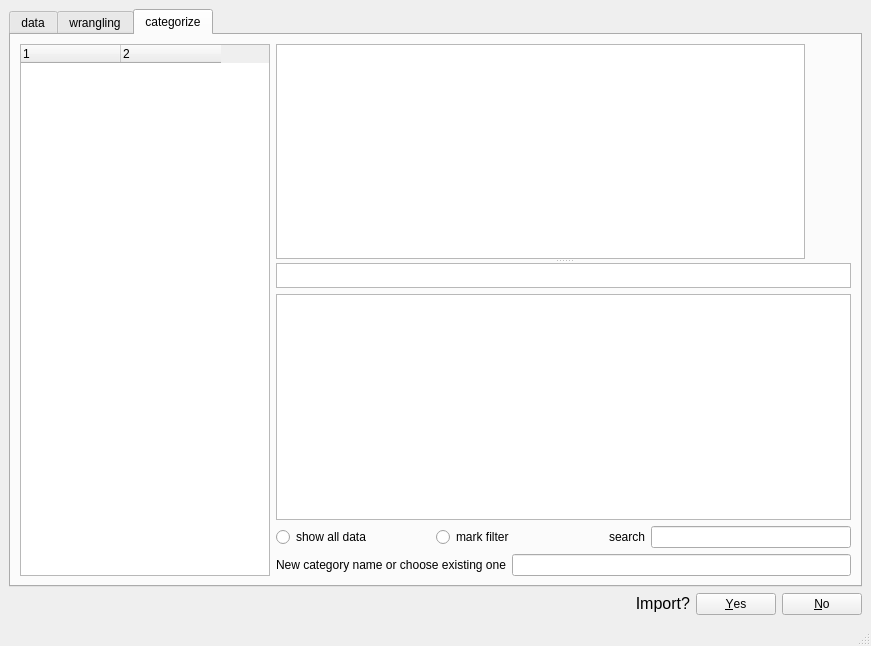
Old version of the form qt_gui/main_window.ui in the repository zielaskowski/banking.
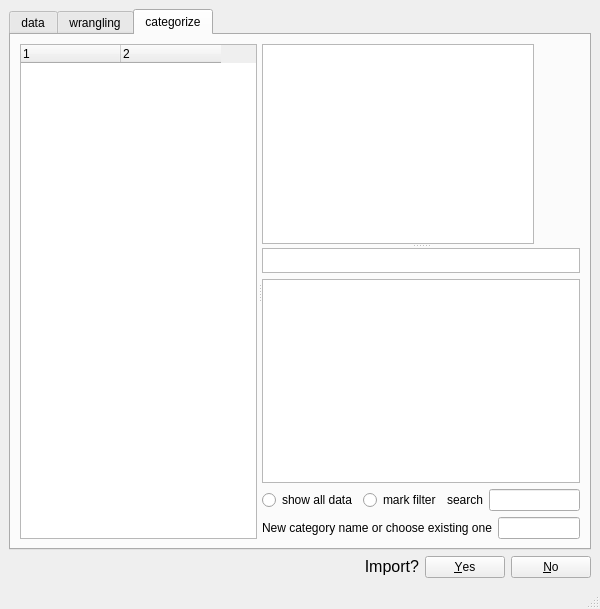
New version of the form. Icons and pictures are not drawn.

```diff
--- a/qt_gui/main_window.ui
+++ b/qt_gui/main_window.ui
@@ -6,8 +6,8 @@
    <rect>
     <x>0</x>
     <y>0</y>
-    <width>871</width>
-    <height>646</height>
+    <width>600</width>
+    <height>609</height>
    </rect>
   </property>
   <property name="sizePolicy">
@@ -349,6 +349,16 @@
        </attribute>
        <layout class="QHBoxLayout" name="horizontalLayout_7">
         <item>
+         <widget class="QSplitter" name="splitter_2">
+          <property name="orientation">
+           <enum>Qt::Horizontal</enum>
+          </property>
+          <property name="handleWidth">
+           <number>5</number>
+          </property>
+          <property name="childrenCollapsible">
+           <bool>false</bool>
+          </property>
          <widget class="QTreeWidget" name="tree_db">
           <property name="sizePolicy">
            <sizepolicy hsizetype="Minimum" vsizetype="Expanding">
@@ -358,7 +368,7 @@
           </property>
           <property name="minimumSize">
            <size>
-            <width>50</width>
+             <width>150</width>
             <height>0</height>
            </size>
           </property>
@@ -391,12 +401,16 @@
            </property>
           </column>
          </widget>
-        </item>
-        <item>
          <widget class="QSplitter" name="splitter">
+           <property name="lineWidth">
+            <number>5</number>
+           </property>
           <property name="orientation">
            <enum>Qt::Vertical</enum>
           </property>
+           <property name="childrenCollapsible">
+            <bool>false</bool>
+           </property>
           <widget class="QWidget" name="layoutWidget">
            <layout class="QHBoxLayout" name="horizontalLayout_4">
             <item>
@@ -630,6 +644,7 @@
              </layout>
             </item>
            </layout>
+           </widget>
           </widget>
          </widget>
         </item>
```
Lines whose indentation alone changed are shown as unchanged.
